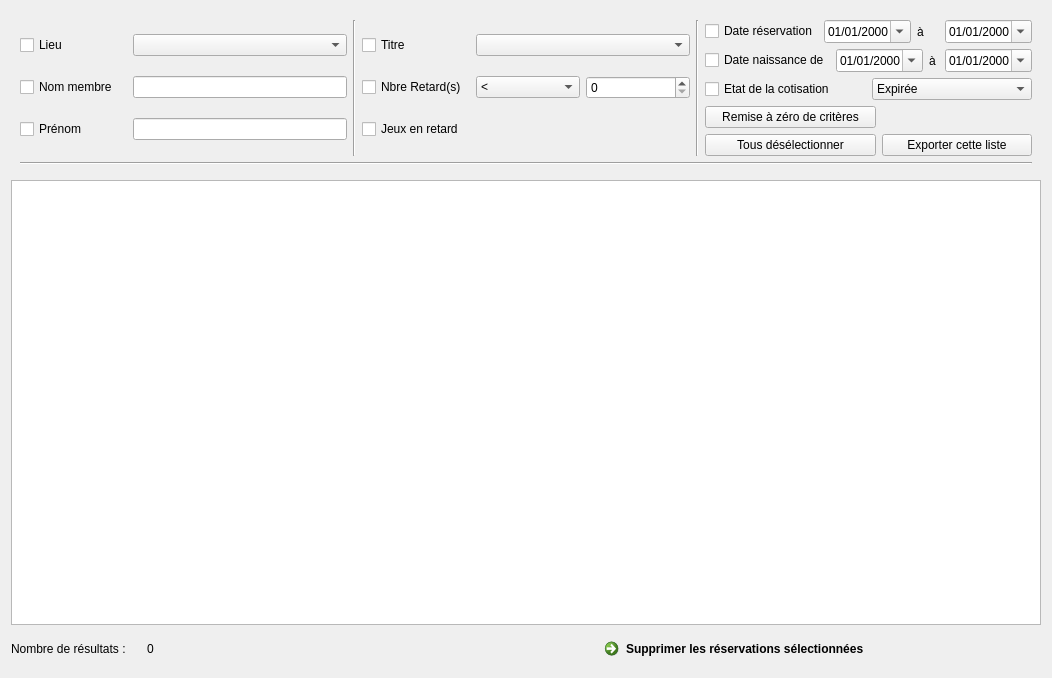
Old version of the form f_listereservations.ui in the repository nivhg/ludopen.
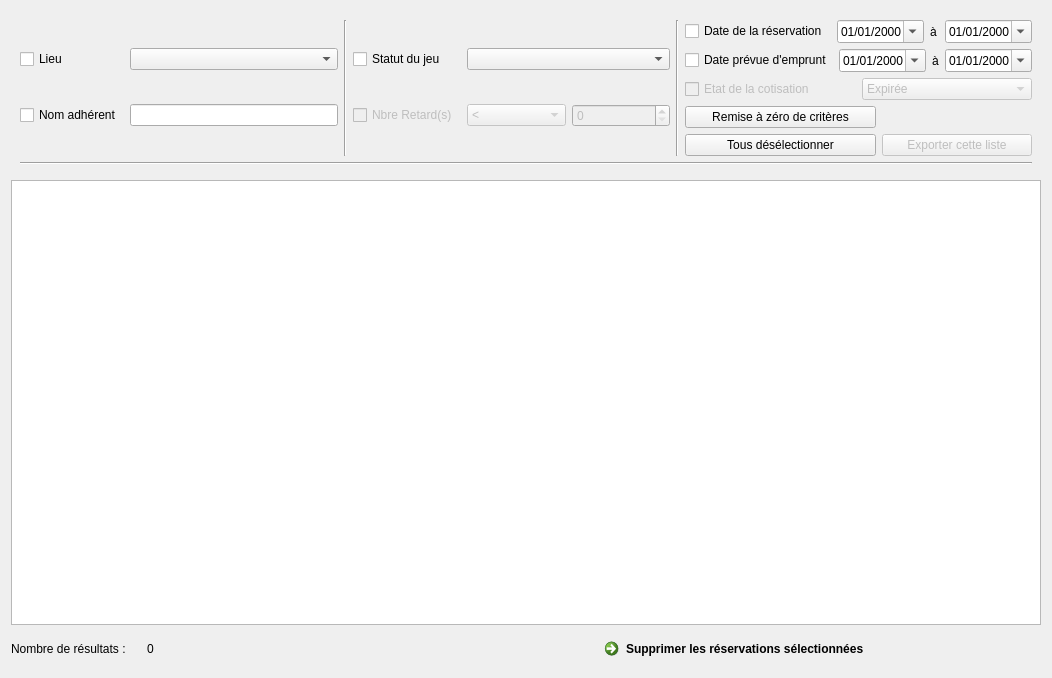
New version of the form. Icons and pictures are not drawn.

Commit message: r?servation ok+message erreur slot au d?marrage+int?gration avec Nico

```diff
--- a/f_listereservations.ui
+++ b/f_listereservations.ui
@@ -34,6 +34,16 @@
      <layout class="QGridLayout" name="gridLayout_6">
       <item row="0" column="0">
        <layout class="QGridLayout" name="GLay2">
+        <item row="0" column="1" colspan="2">
+         <widget class="QComboBox" name="CBx_Lieux"/>
+        </item>
+        <item row="1" column="0">
+         <widget class="QCheckBox" name="ChBx_NomAdherent">
+          <property name="text">
+           <string>Nom adhérent</string>
+          </property>
+         </widget>
+        </item>
         <item row="0" column="0">
          <widget class="QCheckBox" name="ChBx_Lieux">
           <property name="text">
@@ -41,35 +51,32 @@
           </property>
          </widget>
         </item>
-        <item row="0" column="1" colspan="2">
-         <widget class="QComboBox" name="CBx_Lieu"/>
-        </item>
-        <item row="1" column="0">
-         <widget class="QCheckBox" name="ChBx_Nom">
-          <property name="text">
-           <string>Nom membre</string>
-          </property>
-         </widget>
-        </item>
         <item row="1" column="1" colspan="2">
-         <widget class="QLineEdit" name="LE_Nom"/>
-        </item>
-        <item row="2" column="0">
-         <widget class="QCheckBox" name="ChBx_Prenom">
-          <property name="text">
-           <string>Prénom         </string>
-          </property>
-         </widget>
-        </item>
-        <item row="2" column="1" colspan="2">
-         <widget class="QLineEdit" name="LE_Prenom"/>
+         <widget class="QLineEdit" name="LE_NomAdherent"/>
         </item>
        </layout>
       </item>
       <item row="0" column="2">
        <layout class="QGridLayout" name="GLay3">
+        <item row="0" column="0">
+         <widget class="QCheckBox" name="ChBx_StatutJeu">
+          <property name="text">
+           <string>Statut du jeu</string>
+          </property>
+         </widget>
+        </item>
+        <item row="1" column="2">
+         <widget class="QSpinBox" name="SBx_NbreRetard">
+          <property name="enabled">
+           <bool>false</bool>
+          </property>
+         </widget>
+        </item>
         <item row="1" column="1">
          <widget class="QComboBox" name="CBx_Retards">
+          <property name="enabled">
+           <bool>false</bool>
+          </property>
           <item>
            <property name="text">
             <string>&lt;</string>
@@ -97,32 +104,18 @@
           </item>
          </widget>
         </item>
-        <item row="0" column="1" colspan="2">
-         <widget class="QComboBox" name="CBx_Titre"/>
-        </item>
         <item row="1" column="0">
          <widget class="QCheckBox" name="ChBx_NbreRetard">
+          <property name="enabled">
+           <bool>false</bool>
+          </property>
           <property name="text">
            <string>Nbre Retard(s) </string>
           </property>
          </widget>
         </item>
-        <item row="2" column="0">
-         <widget class="QCheckBox" name="ChBx_Retard">
-          <property name="text">
-           <string>Jeux en retard</string>
-          </property>
-         </widget>
-        </item>
-        <item row="0" column="0">
-         <widget class="QCheckBox" name="ChBx_Titre">
-          <property name="text">
-           <string>Titre</string>
-          </property>
-         </widget>
-        </item>
-        <item row="1" column="2">
-         <widget class="QSpinBox" name="SBx_NbreRetard"/>
+        <item row="0" column="1" colspan="2">
+         <widget class="QComboBox" name="CBx_StatutJeu"/>
         </item>
        </layout>
       </item>
@@ -133,7 +126,7 @@
           <item>
            <widget class="QCheckBox" name="ChBx_DateReservation">
             <property name="text">
-             <string>Date réservation</string>
+             <string>Date de la réservation </string>
             </property>
            </widget>
           </item>
@@ -171,7 +164,7 @@
           <item>
            <widget class="QCheckBox" name="ChBx_DateNaissance">
             <property name="text">
-             <string>Date naissance de</string>
+             <string>Date prévue d'emprunt</string>
             </property>
            </widget>
           </item>
@@ -208,6 +201,9 @@
          <layout class="QHBoxLayout" name="HLay3">
           <item>
            <widget class="QCheckBox" name="ChBx_Cotisation">
+            <property name="enabled">
+             <bool>false</bool>
+            </property>
             <property name="text">
              <string>Etat de la cotisation      </string>
             </property>
@@ -215,6 +211,9 @@
           </item>
           <item>
            <widget class="QComboBox" name="CBx_Cotisation">
+            <property name="enabled">
+             <bool>false</bool>
+            </property>
             <item>
              <property name="text">
               <string>Expirée</string>
@@ -254,6 +253,9 @@
         </item>
         <item row="4" column="1">
          <widget class="QPushButton" name="Bt_Exporter">
+          <property name="enabled">
+           <bool>false</bool>
+          </property>
           <property name="maximumSize">
            <size>
             <width>150</width>
```
Left out of the diff: 6 changed lines with no effect on the pictures. The commit also changes 26 other files.
